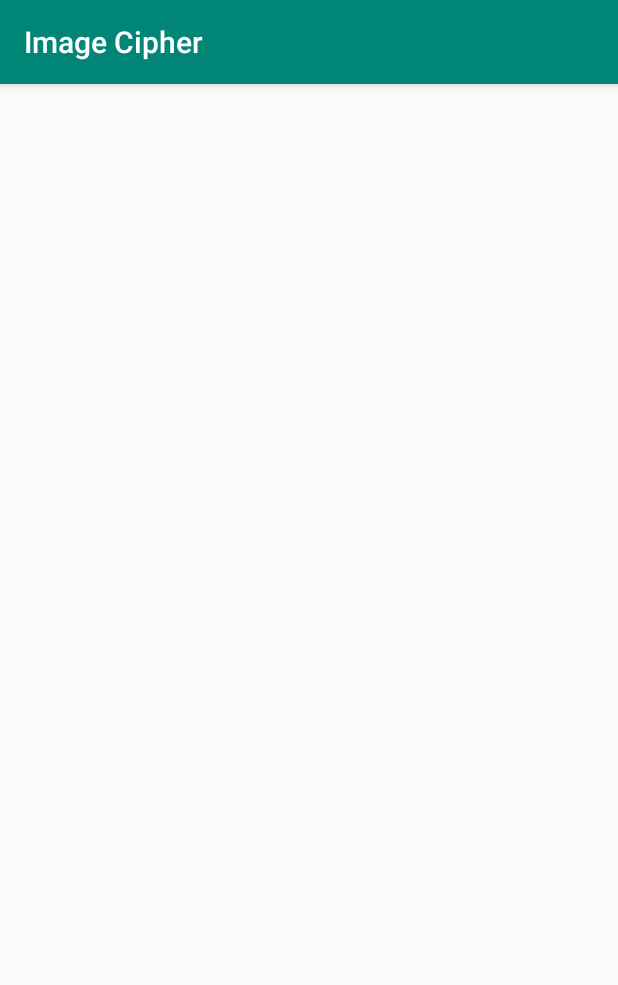
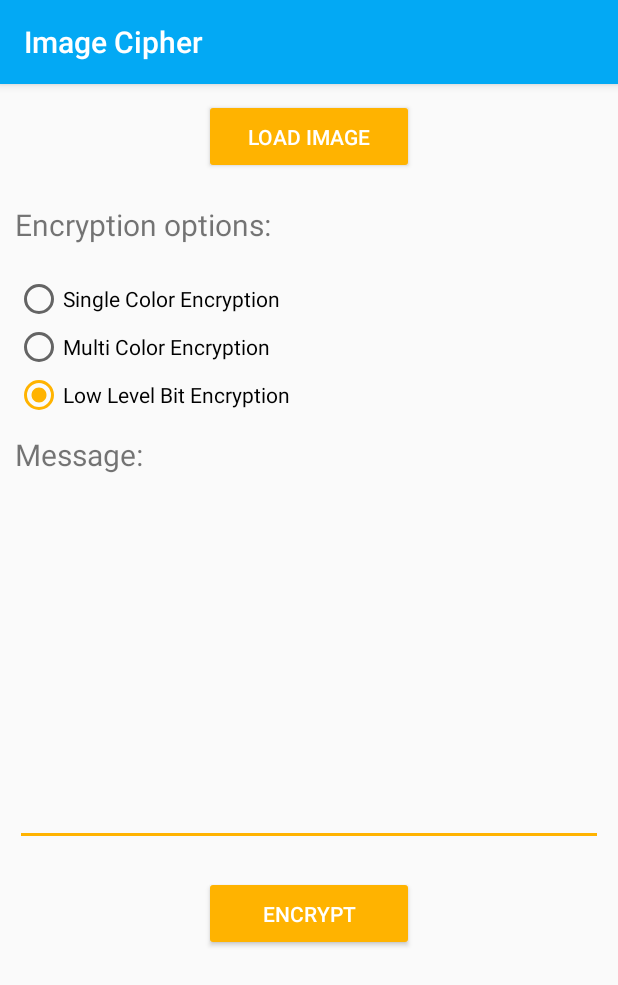
Before and after one commit to SKocur/Image-Cipher, an Android app: the EncryptionActivity screen opened directly, with no data from a screen before it, on a phone screen of 412 x 824 dp. Shown: the top 985 px of the screen. Run offline under Robolectric (Android 15) with nearby library versions, the phone set to English and light mode, and no system bars.

Commit message:
Prepared layout for implementing encryption

```diff
--- a/src/android/ImageCipher/app/src/main/res/layout/activity_encryption.xml
+++ b/src/android/ImageCipher/app/src/main/res/layout/activity_encryption.xml
@@ -1,10 +1,95 @@
 <?xml version="1.0" encoding="utf-8"?>
-<androidx.constraintlayout.widget.ConstraintLayout
-        xmlns:android="http://schemas.android.com/apk/res/android"
-        xmlns:tools="http://schemas.android.com/tools"
-        xmlns:app="http://schemas.android.com/apk/res-auto"
+<LinearLayout
+    xmlns:android="http://schemas.android.com/apk/res/android"
+    xmlns:tools="http://schemas.android.com/tools"
+    xmlns:app="http://schemas.android.com/apk/res-auto"
+    android:layout_width="match_parent"
+    android:layout_height="match_parent"
+    android:orientation="vertical"
+    tools:context=".EncryptionActivity">
+
+    <ScrollView
         android:layout_width="match_parent"
-        android:layout_height="match_parent"
-        tools:context=".EncryptionActivity">
+        android:layout_height="match_parent">
 
-</androidx.constraintlayout.widget.ConstraintLayout>
+        <LinearLayout
+            android:layout_width="match_parent"
+            android:layout_height="wrap_content"
+            android:orientation="vertical">
+
+            <Button
+                android:layout_width="140dp"
+                android:layout_height="50dp"
+                style="@style/Widget.AppCompat.Button.Colored"
+                android:text="Load Image"
+                android:layout_gravity="center"
+                android:layout_margin="10dp"/>
+
+            <ImageView
+                android:layout_width="match_parent"
+                android:layout_height="wrap_content"
+                android:visibility="gone"/>
+
+            <TextView
+                android:layout_width="wrap_content"
+                android:layout_height="wrap_content"
+                android:text="Encryption options:"
+                android:textSize="20dp"
+                android:layout_margin="10dp" />
+
+            <RadioGroup
+                android:layout_width="match_parent"
+                android:layout_height="wrap_content"
+                android:layout_margin="10dp">
+
+                <RadioButton
+                    android:text="Single Color Encryption"
+                    android:layout_width="wrap_content"
+                    android:layout_height="wrap_content"
+                    android:id="@+id/radioSingleColorEncryption"
+                    android:layout_weight="1"/>
+
+                <RadioButton
+                    android:text="Multi Color Encryption"
+                    android:layout_width="wrap_content"
+                    android:layout_height="wrap_content"
+                    android:id="@+id/radioMultiColorEncryption"
+                    android:layout_weight="1"/>
+
+                <RadioButton
+                    android:text="Low Level Bit Encryption"
+                    android:layout_width="wrap_content"
+                    android:layout_height="wrap_content"
+                    android:id="@+id/radioLowLevelBitEncryption"
+                    android:layout_weight="1"
+                    android:checked="true"/>
+            </RadioGroup>
+
+            <TextView
+                android:layout_width="wrap_content"
+                android:layout_height="wrap_content"
+                android:text="Message:"
+                android:textSize="20dp"
+                android:layout_marginStart="10dp"/>
+
+            <EditText
+                android:layout_width="match_parent"
+                android:layout_height="wrap_content"
+                android:inputType="textMultiLine"
+                android:tooltipText="Message that will be encrypted"
+                android:id="@+id/editText"
+                android:lines="10"
+                android:scrollbars="vertical"
+                android:maxLines="15"
+                android:layout_margin="10dp"/>
+
+            <Button
+                android:layout_width="140dp"
+                android:layout_height="50dp"
+                style="@style/Widget.AppCompat.Button.Colored"
+                android:text="Encrypt"
+                android:layout_gravity="center"
+                android:layout_margin="10dp"/>
+        </LinearLayout>
+    </ScrollView>
+</LinearLayout>
--- a/src/android/ImageCipher/app/src/main/res/values/colors.xml
+++ b/src/android/ImageCipher/app/src/main/res/values/colors.xml
@@ -1,6 +1,6 @@
 <?xml version="1.0" encoding="utf-8"?>
 <resources>
-    <color name="colorPrimary">#008577</color>
-    <color name="colorPrimaryDark">#00574B</color>
-    <color name="colorAccent">#D81B60</color>
+    <color name="colorPrimary">#03a9f4</color>
+    <color name="colorPrimaryDark">#007ac1</color>
+    <color name="colorAccent">#ffb300</color>
 </resources>
```
